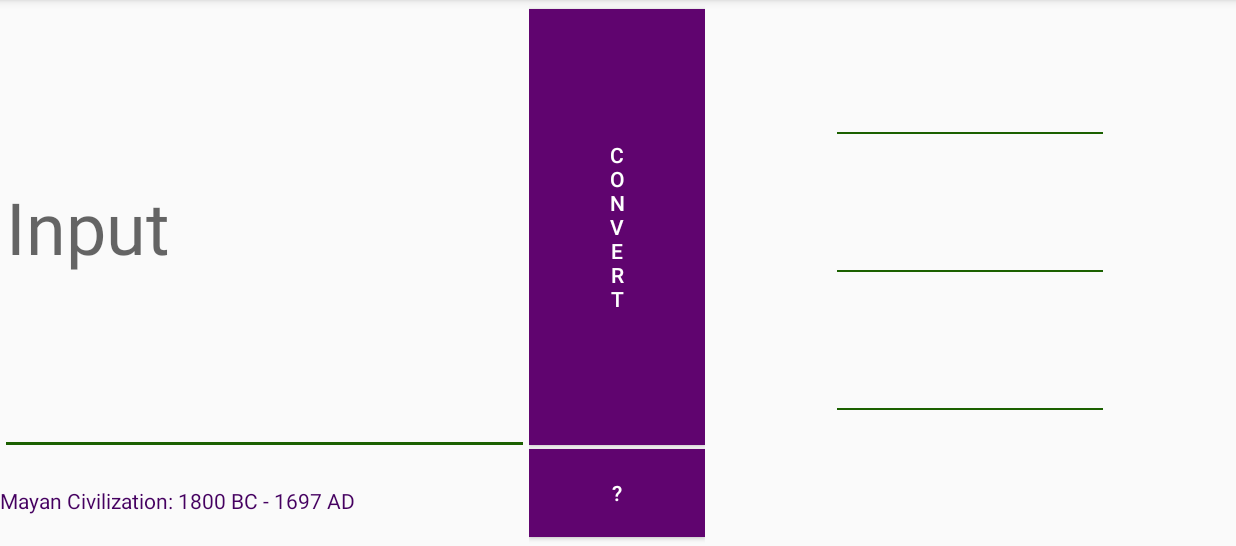
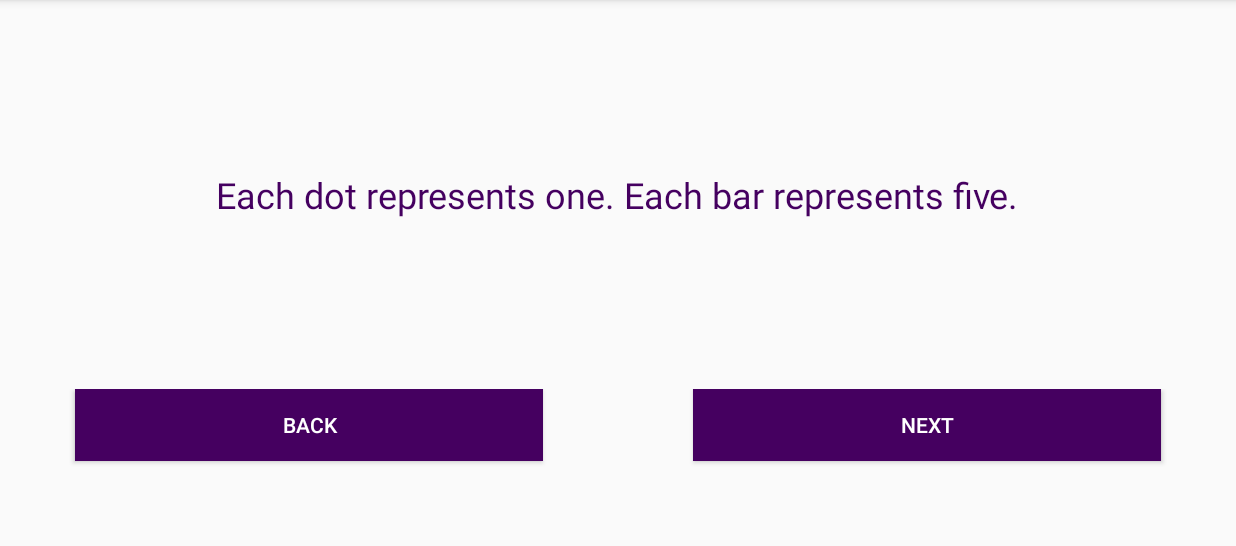
Before and after one commit to TomEddy/AncientNumbers, an Android app: the screen it shows after launch (MainActivity), after a tap on an icon or button, on a phone screen of 824 x 412 dp (held sideways), the part 72-618 px from its top. Run offline under Robolectric (Android 15) with nearby library versions, the phone set to English and light mode, and no system bars.

Commit message:
Day 11
Prepped xml for addition of help layout. This will allow for
explanations of each number system in app without the need of external
browser. Mostly working for Mayan converter.

```diff
--- a/app/src/main/java/ancientnumbers/eddytom/com/ancientnumbers/MainActivity.java
+++ b/app/src/main/java/ancientnumbers/eddytom/com/ancientnumbers/MainActivity.java
@@ -21,10 +21,11 @@ import java.util.ArrayList;
 
 public class MainActivity extends AppCompatActivity {
 
-    LinearLayout output_egypt, output_bab, output_mayan_v2;
+    LinearLayout output_egypt, output_bab, output_mayan_v2,main_lay;
+    TableLayout help_lay;
     TextView output_roman;
     Space m1space, m2space;
-    Button convert, help;
+    Button convert, help, back, next;
     ImageView may11,may12,may13,may14, may21,may22,may23,may24,may31,may32,may33,may34,may41,may42,may43,may44;
     ImageView er11, er12,er13,er21,er22,er23,er31,er32,er33;
     ImageView er211, er212,er213,er221,er222,er223,er231,er232,er233;
@@ -32,13 +33,15 @@ public class MainActivity extends AppCompatActivity {
     ImageView er411, er412,er413,er421,er422,er423,er431,er432,er433;
     ImageView bab1,bab10,bab1_2,bab10_2,bab1_3,bab10_3,bab1_4,bab10_4;
     ArrayList<ImageView> mayan_nodeList, mayan_zeroList, egypt_nodeList, bab_nodelist;
+    String[] mayan_help = new String[3];
     EditText input;
-    TextView civ_detail;
+    TextView civ_detail, help_view;
     Roman_Converter r;
     Egyptian_Converter e;
     Mayan_Converter_v2 m;
     Bab_Converter b;
     int current_conv = 1;
+    int help_counter = 0;
 
     @Override
     protected void onCreate(Bundle savedInstanceState) {
@@ -48,11 +51,23 @@ public class MainActivity extends AppCompatActivity {
         setSupportActionBar(toolbar);
 
         //Creating instances of all components.
+        //Main Page and Help Screen
+        main_lay = findViewById(R.id.main);
+        help_lay = findViewById(R.id.helpLay);
         //Misc Components
         input = findViewById(R.id.input);
         civ_detail = findViewById(R.id.group_detail);
         convert = findViewById(R.id.convert);
         help = findViewById(R.id.help);
+
+
+        //Creating help Strings
+        back = findViewById(R.id.back);
+        next = findViewById(R.id.next);
+        help_view = findViewById(R.id.expl_view);
+        mayan_help[0] = "Each dot represents one. Each bar represents five.";
+        mayan_help[1] = "Their system is base twenty.";
+        mayan_help[2] = "Something Relevant";
 
         //Outputs
         //Mayan Output
@@ -272,15 +287,18 @@ public class MainActivity extends AppCompatActivity {
                 }
             }
         });
-
+        //Help button that initiates help overlay.
         help.setOnClickListener(new View.OnClickListener() {
             @Override
             //Probably should limit to one click or do a warning.
             public void onClick(View view) {
                 Intent browInt;
                 if (current_conv == 1) {
-                    browInt = new Intent(Intent.ACTION_VIEW, Uri.parse("https://courses.lumenlearning.com/waymakermath4libarts/chapter/the-mayan-numeral-system/"));
-                    startActivity(browInt);
+                    //browInt = new Intent(Intent.ACTION_VIEW, Uri.parse("https://courses.lumenlearning.com/waymakermath4libarts/chapter/the-mayan-numeral-system/"));
+                    //startActivity(browInt);
+                    main_lay.setVisibility(View.GONE);
+                    help_lay.setVisibility(View.VISIBLE);
+                    help_view.setText(mayan_help[0]);
                 }
 
                 if (current_conv == 2) {
@@ -299,6 +317,66 @@ public class MainActivity extends AppCompatActivity {
                 }
                 }
             });
+
+        //Back button press inside help layout.
+        back.setOnClickListener(new View.OnClickListener() {
+            @Override
+            //Probably should limit to one click or do a warning.
+            public void onClick(View view) {
+                if (current_conv == 1) {
+                   if(help_counter > 0){
+                       help_counter--;
+                       help_view.setText(mayan_help[help_counter]);
+                       next.setText("NEXT");
+                   }
+                }
+
+                if (current_conv == 2) {
+
+                }
+
+                if(current_conv == 3){
+
+                }
+
+                if(current_conv == 4){
+
+                }
+            }
+        });
+        //Next button press inside help layout.
+        next.setOnClickListener(new View.OnClickListener() {
+            @Override
+            //Probably should limit to one click or do a warning.
+            public void onClick(View view) {
+                if (current_conv == 1) {
+                    if(help_counter == mayan_help.length-2){
+                        next.setText("FINISH");
+                    }
+                    if(help_counter < mayan_help.length-1){
+                        help_counter++;
+                        help_view.setText(mayan_help[help_counter]);
+                    }else{
+                        help_counter = 0;
+                        next.setText("NEXT");
+                        main_lay.setVisibility(View.VISIBLE);
+                        help_lay.setVisibility(View.GONE);
+                    }
+                }
+
+                if (current_conv == 2) {
+
+                }
+
+                if(current_conv == 3){
+
+                }
+
+                if(current_conv == 4){
+
+                }
+            }
+        });
     }
 
     @Override
@@ -315,6 +393,10 @@ public class MainActivity extends AppCompatActivity {
         // as you specify a parent activity in AndroidManifest.xml.
         int id = item.getItemId();
 
+        main_lay.setVisibility(View.VISIBLE);
+        help_lay.setVisibility(View.GONE);
+        help_counter = 0;
+        next.setText("NEXT");
         //noinspection SimplifiableIfStatement
         if (id == R.id.action_settings_mayan) {
             if (current_conv != 1){
--- a/app/src/main/res/layout/content_main.xml
+++ b/app/src/main/res/layout/content_main.xml
@@ -10,6 +10,7 @@
 
 
     <LinearLayout
+        android:id="@+id/main"
         android:layout_width="match_parent"
         android:layout_height="fill_parent"
         android:orientation="horizontal">
@@ -111,7 +112,7 @@
 
             <ImageView
                 android:id="@+id/rfourZero"
-                style="@style/MayZeroImage"/>
+                style="@style/MayZeroImage" />
 
             <View style="@style/Divider" />
 
@@ -133,7 +134,7 @@
 
             <ImageView
                 android:id="@+id/rthreeZero"
-                style="@style/MayZeroImage"/>
+                style="@style/MayZeroImage" />
 
             <View style="@style/Divider" />
 
@@ -155,7 +156,7 @@
 
             <ImageView
                 android:id="@+id/rtwoZero"
-                style="@style/MayZeroImage"/>
+                style="@style/MayZeroImage" />
 
             <View style="@style/Divider" />
 
@@ -177,8 +178,9 @@
 
             <ImageView
                 android:id="@+id/roneZero"
-                style="@style/MayZeroImage"/>
+                style="@style/MayZeroImage" />
         </LinearLayout>
+
         <Space
             android:id="@+id/space_two_mayan"
             android:layout_width="wrap_content"
@@ -520,11 +522,11 @@
 
             <ImageView
                 android:id="@+id/bab_tens3"
-                style="@style/BabImage"  />
+                style="@style/BabImage" />
 
             <ImageView
                 android:id="@+id/bab_ones3"
-                style="@style/BabImage"  />
+                style="@style/BabImage" />
 
             <View style="@style/DividerVertical" />
 
@@ -540,13 +542,68 @@
 
             <ImageView
                 android:id="@+id/bab_tens"
-                style="@style/BabImage"  />
+                style="@style/BabImage" />
 
             <ImageView
                 android:id="@+id/bab_one"
-                style="@style/BabImage"  />
+                style="@style/BabImage" />
 
         </LinearLayout>
     </LinearLayout>
 
+    <TableLayout
+        android:id="@+id/helpLay"
+        android:layout_width="match_parent"
+        android:layout_height="match_parent"
+        android:orientation="vertical"
+        android:visibility="gone">
+
+        <TableRow
+            android:id="@+id/exp"
+            android:layout_width="match_parent"
+            android:layout_height="0dp"
+            android:layout_weight="4"
+            android:gravity="center_vertical|center_horizontal">
+
+            <TextView
+                android:id="@+id/expl_view"
+                android:layout_width="wrap_content"
+                android:layout_height="wrap_content"
+                android:gravity="center_vertical|center_horizontal"
+                android:text="TextView"
+                android:textColor="@color/colorPrimaryDark"
+                android:textSize="24sp" />
+        </TableRow>
+
+        <TableRow
+            android:id="@+id/buttons"
+            android:layout_width="match_parent"
+            android:layout_height="0dp"
+            android:layout_weight="1">
+
+            <Button
+                android:id="@+id/back"
+                android:layout_width="0dp"
+                android:layout_height="wrap_content"
+                android:layout_marginLeft="50dp"
+                android:layout_marginRight="50dp"
+                android:layout_weight="1"
+                android:background="@color/colorPrimaryDark"
+                android:text="BACK"
+                android:textColor="@android:color/background_light" />
+
+            <Button
+                android:id="@+id/next"
+                android:layout_width="0dp"
+                android:layout_height="wrap_content"
+                android:layout_marginLeft="50dp"
+                android:layout_marginRight="50dp"
+                android:layout_weight="1"
+                android:background="@color/colorPrimaryDark"
+                android:text="NEXT"
+                android:textColor="@android:color/background_light" />
+        </TableRow>
+
+    </TableLayout>
+
 </android.support.constraint.ConstraintLayout>
```
